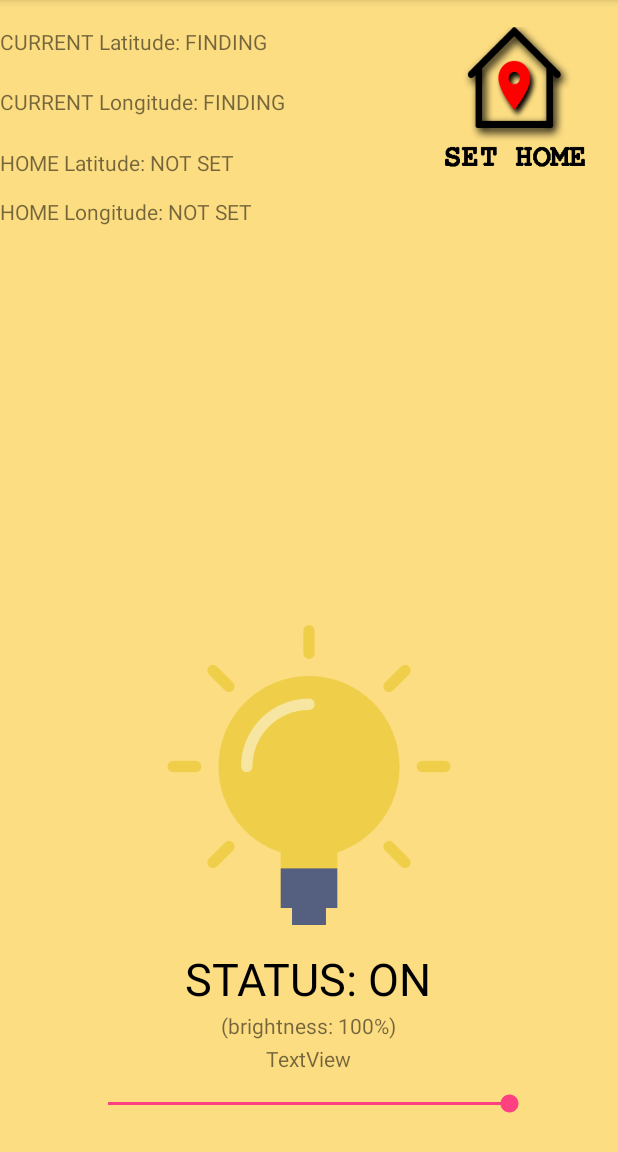
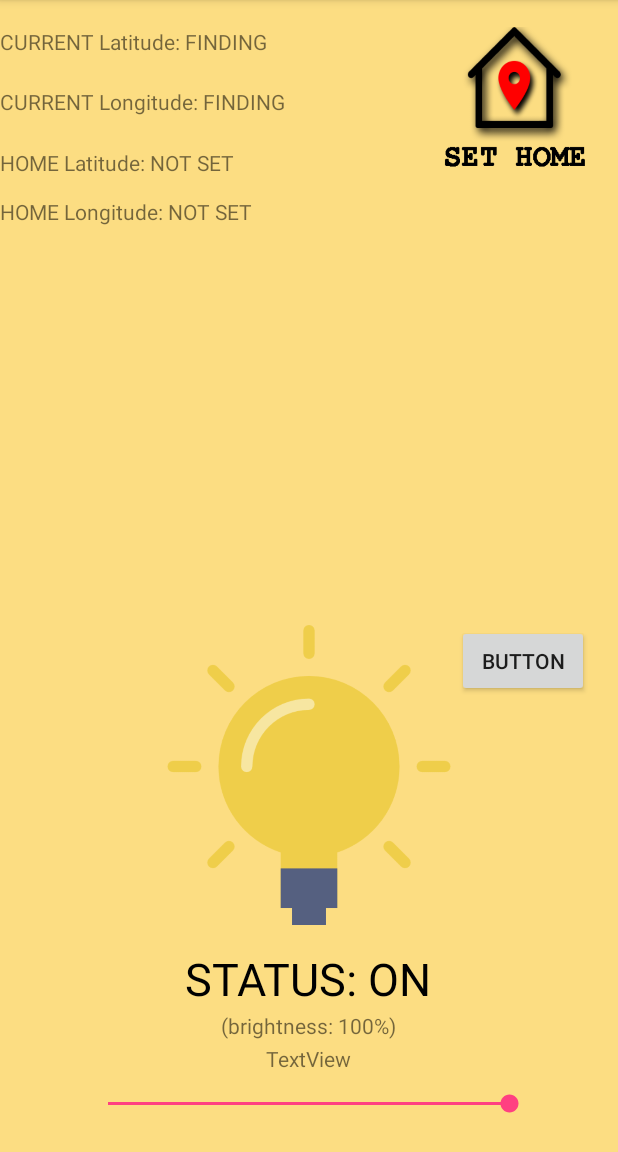
Before and after one commit to chinjanggg/DontForgettoTurnofftheLight, an Android app: the screen it shows after launch (MainActivity), on a phone screen of 412 x 824 dp, the part 84-1236 px from its top. Run offline under Robolectric (Android 15) with nearby library versions, the phone set to English and light mode, and no system bars.

Commit message:
Notification Alert
Add button and noti alert

```diff
--- a/app/src/main/java/com/chinjanggg/dontforgettoturnoffthelight/MainActivity.java
+++ b/app/src/main/java/com/chinjanggg/dontforgettoturnoffthelight/MainActivity.java
@@ -1,10 +1,12 @@
 package com.chinjanggg.dontforgettoturnoffthelight;
 
 import android.Manifest;
+import android.app.Notification;
 import android.content.Context;
 import android.content.DialogInterface;
 import android.content.Intent;
 import android.content.pm.PackageManager;
+import android.graphics.BitmapFactory;
 import android.location.Location;
 import android.location.LocationManager;
 import android.os.AsyncTask;
@@ -13,6 +15,8 @@ import android.provider.Settings;
 import android.support.annotation.NonNull;
 import android.support.annotation.Nullable;
 import android.support.v4.app.ActivityCompat;
+import android.support.v4.app.NotificationCompat;
+import android.support.v4.app.NotificationManagerCompat;
 import android.support.v7.app.AlertDialog;
 import android.support.v7.app.AppCompatActivity;
 import android.os.Bundle;
@@ -112,16 +116,7 @@ public class MainActivity extends AppCompatActivity
 
     }
 
-    private class DownloadFilesTask extends AsyncTask<URL, Void, String> {
-        protected String doInBackground(URL... urls) {
-            return downloadRemoteTextFileContent();
-        }
-        protected void onPostExecute(String result) {
-            if(!TextUtils.isEmpty(result)){
-                fileContent.setText(result);
-            }
-        }
-    }
+
 
 
 
@@ -222,29 +217,6 @@ public class MainActivity extends AppCompatActivity
         return isLocationEnabled();
     }
 
-    private String downloadRemoteTextFileContent(){
-        URL mUrl = null;
-        String content = "";
-        try {
-            mUrl = new URL(PATH_TO_SERVER);
-        } catch (MalformedURLException e) {
-            e.printStackTrace();
-        }
-        try {
-            assert mUrl != null;
-            URLConnection connection = mUrl.openConnection();
-            BufferedReader br = new BufferedReader(new InputStreamReader(connection.getInputStream()));
-            String line = "";
-            while((line = br.readLine()) != null){
-                content += line;
-            }
-            br.close();
-        } catch (IOException e) {
-            e.printStackTrace();
-        }
-        return content;
-    }
-
     private void showAlert() {
         final AlertDialog.Builder dialog = new AlertDialog.Builder(this);
         dialog.setTitle("Enable Location")
@@ -296,22 +268,66 @@ public class MainActivity extends AppCompatActivity
         latDif = homeLat-currentLat;
         longDif = homeLong-currentLong;
         if((latDif > soFarAway || latDif < -soFarAway || longDif > soFarAway || longDif < -soFarAway) && isLightOn) {
-            sendNotification();
+            //sendNotification();
         }
     }
 
     //Implement anything as you want, you can delete and write a new one with different function name
-    public void sendNotification() {
+    public void sendNotification(View view) {
         /*
         NotificationManager notificationManager = (NotificationManager) getSystemService(NOTIFICATION_SERVICE);
         Notification notification = new Notification(R.drawable.ic_launcher, )
         */
+        NotificationCompat.Builder notificationBuilder = new NotificationCompat.Builder(MainActivity.this)
+                .setSmallIcon(android.R.drawable.stat_notify_error)
+                .setLargeIcon(BitmapFactory.decodeResource(getResources(), R.mipmap.ic_launcher))
+                .setContentTitle("Forgotten Lamp")
+                .setContentText("You forgot to turn off the light");
+        notificationBuilder.setDefaults(
+                Notification.DEFAULT_SOUND | Notification.DEFAULT_LIGHTS | Notification.DEFAULT_VIBRATE);
+        NotificationManagerCompat notificationManager = NotificationManagerCompat.from(MainActivity.this);
+        notificationManager.notify(1, notificationBuilder.build());
 
     }
 
 
     //---------End Location---------//
 
+
+    //---------Server Connection---------//
+    private class DownloadFilesTask extends AsyncTask<URL, Void, String> {
+        protected String doInBackground(URL... urls) {
+            return downloadRemoteTextFileContent();
+        }
+        protected void onPostExecute(String result) {
+            if(!TextUtils.isEmpty(result)){
+                fileContent.setText(result);
+            }
+        }
+    }
+
+    private String downloadRemoteTextFileContent(){
+        URL mUrl = null;
+        String content = "";
+        try {
+            mUrl = new URL(PATH_TO_SERVER);
+        } catch (MalformedURLException e) {
+            e.printStackTrace();
+        }
+        try {
+            assert mUrl != null;
+            URLConnection connection = mUrl.openConnection();
+            BufferedReader br = new BufferedReader(new InputStreamReader(connection.getInputStream()));
+            String line = "";
+            while((line = br.readLine()) != null){
+                content += line;
+            }
+            br.close();
+        } catch (IOException e) {
+            e.printStackTrace();
+        }
+        return content;
+    }
 
 
     //---------Set SeekBar---------//
--- a/app/src/main/res/layout/activity_location_check.xml
+++ b/app/src/main/res/layout/activity_location_check.xml
@@ -111,4 +111,14 @@
         android:layout_marginBottom="11dp"
         android:text="TextView" />
 
+    <Button
+        android:id="@+id/bt_noti"
+        android:layout_width="wrap_content"
+        android:layout_height="wrap_content"
+        android:layout_alignEnd="@+id/btSetHome"
+        android:layout_alignRight="@+id/btSetHome"
+        android:layout_alignTop="@+id/btSwitch"
+        android:text="Button"
+        android:onClick="sendNotification"/>
+
 </RelativeLayout>
```
